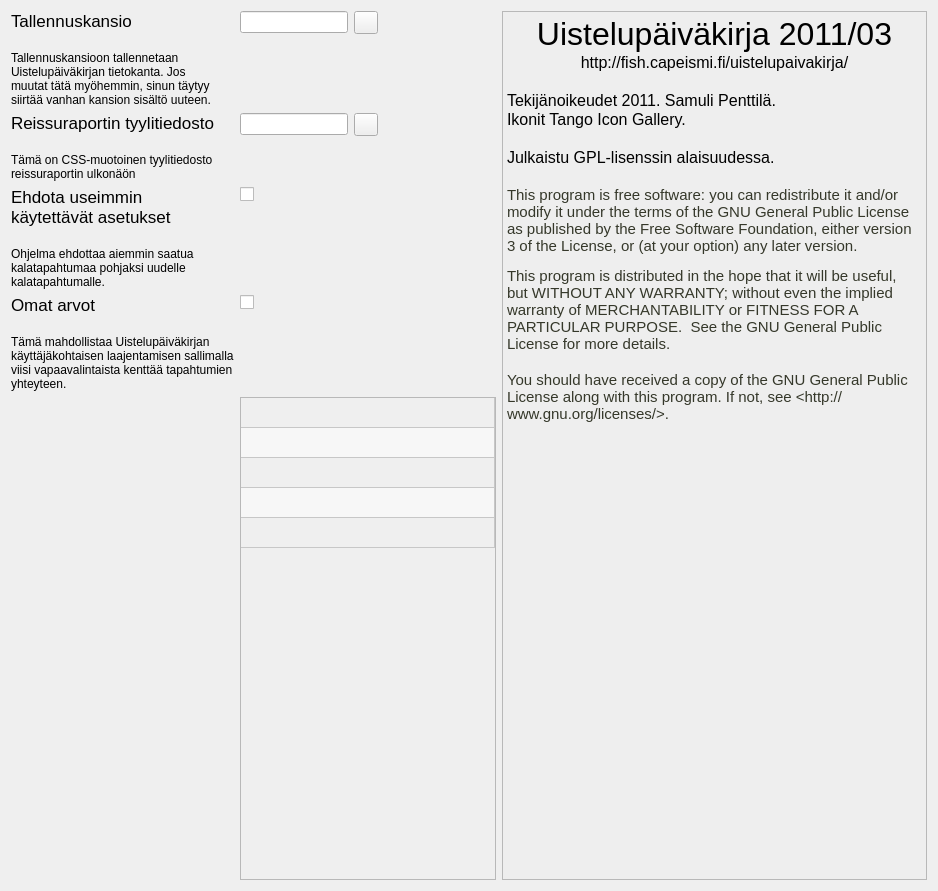
Old version of the form settingsform.ui in the repository samuliwritescode/uistelupaivakirja-desktop.
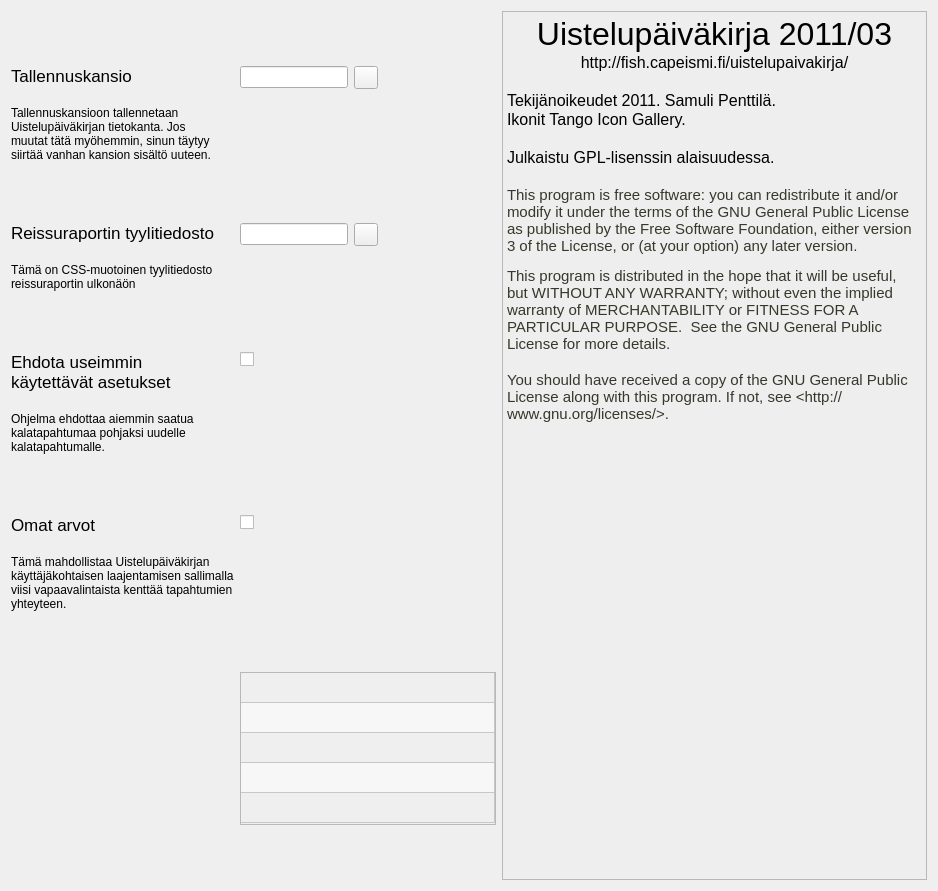
New version of the form. Icons and pictures are not drawn.

Commit message: -Custom fieldit asetuksiin

Diff of the .ui file:
```diff
--- a/settingsform.ui
+++ b/settingsform.ui
@@ -145,6 +145,18 @@
        <property name="enabled">
         <bool>false</bool>
        </property>
+       <property name="minimumSize">
+        <size>
+         <width>0</width>
+         <height>150</height>
+        </size>
+       </property>
+       <property name="maximumSize">
+        <size>
+         <width>16777215</width>
+         <height>153</height>
+        </size>
+       </property>
        <property name="alternatingRowColors">
         <bool>true</bool>
        </property>
@@ -163,6 +175,9 @@
        <attribute name="verticalHeaderVisible">
         <bool>false</bool>
        </attribute>
+       <attribute name="verticalHeaderStretchLastSection">
+        <bool>false</bool>
+       </attribute>
        <row/>
        <row/>
        <row/>
```
The commit also changes 1 other file.
